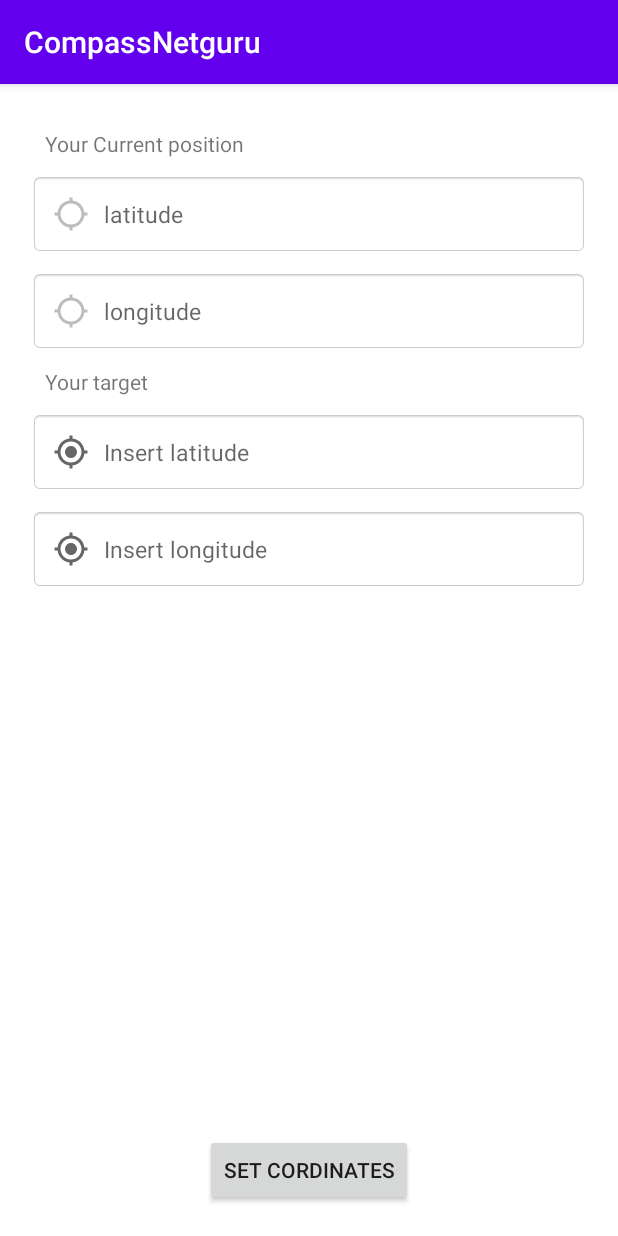
After one commit to Lukieoo/CompassNetguru, an Android app: the InsertFragment screen opened through its navigation route, on a phone screen of 412 x 824 dp. The commit adds this screen. Run offline under Robolectric (Android 15) with nearby library versions, the phone set to English and light mode, and no system bars; our stand-ins replace Dagger/Hilt's generated code; libraries missing offline, so code that uses them is left out: androidx.hilt.lifecycle.

Commit message:
Coordinates added

```diff
--- a/app/src/main/AndroidManifest.xml
+++ b/app/src/main/AndroidManifest.xml
@@ -1,6 +1,9 @@
 <?xml version="1.0" encoding="utf-8"?>
 <manifest xmlns:android="http://schemas.android.com/apk/res/android"
     package="com.lukieoo.compassnetguru">
+
+    <uses-permission android:name="android.permission.ACCESS_COARSE_LOCATION"/>
+    <uses-permission android:name="android.permission.ACCESS_FINE_LOCATION"/>
 
     <application
         android:name=".MyApplication"
--- /dev/null
+++ b/app/src/main/java/com/lukieoo/compassnetguru/fragment/InsertFragment.kt
@@ -0,0 +1,61 @@
+package com.lukieoo.compassnetguru.fragment
+
+import android.os.Bundle
+import android.text.Editable
+import android.view.View
+import androidx.fragment.app.Fragment
+import androidx.lifecycle.Observer
+import androidx.lifecycle.ViewModelProvider
+import androidx.navigation.NavController
+import androidx.navigation.Navigation
+import com.lukieoo.compassnetguru.MainActivity
+import com.lukieoo.compassnetguru.R
+import com.lukieoo.compassnetguru.ui.MainViewModel
+import dagger.hilt.android.AndroidEntryPoint
+import kotlinx.android.synthetic.main.fragment_insert.*
+
+@AndroidEntryPoint
+class InsertFragment constructor() : Fragment(R.layout.fragment_insert) {
+
+    lateinit var navController: NavController
+
+    lateinit var viewModel: MainViewModel
+
+    override fun onViewCreated(view: View, savedInstanceState: Bundle?) {
+        super.onViewCreated(view, savedInstanceState)
+
+        initViewModel()
+
+        btnSetCoordinates.setOnClickListener {
+            navController = Navigation.findNavController(it)
+            navController!!.navigate(R.id.action_insertFragment_to_mainFragment)
+        }
+    }
+
+    private fun initViewModel() {
+        viewModel = ViewModelProvider(requireActivity()).get(MainViewModel::class.java)
+        println("Cordinate  ")
+        activity?.let {
+            viewModel.getCoordinates().observe(it, Observer {
+                println("Cordinate  ${it.longitude}  :  ${it.latitude}")
+//                requireActivity().runOnUiThread(Runnable {
+                if (it.latitude != null && it.longitude != null) {
+                    if (latitudeCurrent != null &&longitudeCurrent !=null) {
+                        latitudeCurrent.text = it.latitude.toString().toEditable()
+                        longitudeCurrent.text = it.longitude.toString().toEditable()
+                    }
+
+                }
+            })
+
+
+        }
+    }
+
+    override fun onPause() {
+        super.onPause()
+        viewModel.getCoordinates().removeObservers (this)
+    }
+
+    fun String.toEditable(): Editable = Editable.Factory.getInstance().newEditable(this)
+}
--- a/app/src/main/java/com/lukieoo/compassnetguru/fragment/MainFragment.kt
+++ b/app/src/main/java/com/lukieoo/compassnetguru/fragment/MainFragment.kt
@@ -1,13 +1,26 @@
 package com.lukieoo.compassnetguru.fragment
 
+import android.Manifest
+import android.content.pm.PackageManager
+import android.os.Build
 import android.os.Bundle
 import android.view.View
+import android.widget.Toast
+import androidx.core.content.PermissionChecker.checkCallingOrSelfPermission
 import androidx.fragment.app.Fragment
+import androidx.lifecycle.Observer
+import androidx.lifecycle.ViewModelProvider
+import androidx.navigation.NavController
+import androidx.navigation.Navigation
 import com.lukieoo.compassnetguru.R
+import com.lukieoo.compassnetguru.ui.MainViewModel
 import com.lukieoo.compassnetguru.utils.Compass
+import com.lukieoo.compassnetguru.utils.Localization
 import dagger.hilt.android.AndroidEntryPoint
 import kotlinx.android.synthetic.main.fragment_main.*
 import javax.inject.Inject
+
+private const val PERMISSION_REQUEST = 10
 
 @AndroidEntryPoint
 class MainFragment constructor() : Fragment(R.layout.fragment_main) {
@@ -15,12 +28,107 @@ class MainFragment constructor() : Fragment(R.layout.fragment_main) {
     @Inject
     lateinit var compass: Compass
 
+    @Inject
+    lateinit var localization: Localization
+
+    lateinit var navController: NavController
+
+    private var permissions = arrayOf(
+        Manifest.permission.ACCESS_FINE_LOCATION,
+        Manifest.permission.ACCESS_COARSE_LOCATION
+    )
+
+    lateinit var viewModel: MainViewModel
+
     override fun onViewCreated(view: View, savedInstanceState: Bundle?) {
         super.onViewCreated(view, savedInstanceState)
 
+        initCompass()
+
+        initViewModel()
+
+        initLocalization()
+
+        btnCoordinates.setOnClickListener {
+            navController = Navigation.findNavController(it)
+            navController!!.navigate(R.id.action_mainFragment_to_insertFragment)
+        }
+
+    }
+
+    private fun initViewModel() {
+        viewModel = ViewModelProvider(requireActivity()).get(MainViewModel::class.java)
+
+        activity?.let {
+            viewModel.getCoordinates().observe(it, Observer {
+
+            })
+        }
+    }
+
+    private fun initCompass() {
         compass.setImageViewCompass(imageViewCompass = imageViewCompass)
         compass.setDegreeTitle(degreeTitle = degreeTitle)
+    }
 
+    private fun initLocalization() {
+
+
+        if (Build.VERSION.SDK_INT >= Build.VERSION_CODES.M) {
+            if (checkPermission(permissions)) {
+                localization!!.setListenerLocationUpdates(viewModel)
+            } else {
+                requestPermissions(permissions, PERMISSION_REQUEST)
+            }
+        }
+    }
+
+    private fun checkPermission(permissionArray: Array<String>): Boolean {
+        var allSuccess = true
+        for (i in permissionArray.indices) {
+            if (context?.let {
+                    checkCallingOrSelfPermission(
+                        it,
+                        permissionArray[i]
+                    )
+                } == PackageManager.PERMISSION_DENIED)
+                allSuccess = false
+        }
+        return allSuccess
+    }
+
+    override fun onRequestPermissionsResult(
+        requestCode: Int,
+        permissions: Array<out String>,
+        grantResults: IntArray
+    ) {
+        super.onRequestPermissionsResult(requestCode, permissions, grantResults)
+        if (requestCode == PERMISSION_REQUEST) {
+            var allSuccess = true
+            for (i in permissions.indices) {
+                if (grantResults[i] == PackageManager.PERMISSION_DENIED) {
+                    allSuccess = false
+                    val requestAgain =
+                        Build.VERSION.SDK_INT >= Build.VERSION_CODES.M && shouldShowRequestPermissionRationale(
+                            permissions[i]
+                        )
+                    if (requestAgain) {
+                        Toast.makeText(activity, "Permission denied", Toast.LENGTH_SHORT).show()
+                    } else {
+                        Toast.makeText(
+                            activity,
+                            "Go to settings and enable the permission",
+                            Toast.LENGTH_SHORT
+                        ).show()
+                    }
+                }
+            }
+            if (allSuccess) {
+                localization!!.setListenerLocationUpdates(viewModel)
+            }
+
+
+        }
     }
 
     override fun onResume() {
--- a/app/src/main/java/com/lukieoo/compassnetguru/fragment/MainFragmentFactory.kt
+++ b/app/src/main/java/com/lukieoo/compassnetguru/fragment/MainFragmentFactory.kt
@@ -18,7 +18,10 @@ constructor(
                 val fragment = MainFragment()
                 fragment
             }
-
+            InsertFragment::class.java.name -> {
+                val fragment = InsertFragment()
+                fragment
+            }
             else -> super.instantiate(classLoader, className)
         }
     }
--- /dev/null
+++ b/app/src/main/java/com/lukieoo/compassnetguru/ui/MainViewModel.kt
@@ -0,0 +1,41 @@
+package com.lukieoo.compassnetguru.ui
+
+import androidx.hilt.lifecycle.ViewModelInject
+import androidx.lifecycle.LiveData
+import androidx.lifecycle.MutableLiveData
+import androidx.lifecycle.ViewModel
+import androidx.lifecycle.viewModelScope
+import com.lukieoo.compassnetguru.model.Coordinates
+import kotlinx.coroutines.ExperimentalCoroutinesApi
+import kotlinx.coroutines.launch
+
+
+@ExperimentalCoroutinesApi
+class MainViewModel
+@ViewModelInject
+constructor() : ViewModel() {
+
+    private lateinit var coordinates: MutableLiveData<Coordinates>
+
+    init {
+        println(getCoordinates().value)
+    }
+
+    open fun getCoordinates(): MutableLiveData<Coordinates> {
+        if (!this::coordinates.isInitialized) {
+            coordinates = MutableLiveData<Coordinates>()
+        }
+        if (coordinates == null) {
+            coordinates = MutableLiveData<Coordinates>()
+        }
+        return coordinates
+    }
+
+    open fun setCoordinates(coord: Coordinates) {
+        viewModelScope.launch {
+            coordinates.value = coord
+        }
+    }
+
+
+}
--- /dev/null
+++ b/app/src/main/java/com/lukieoo/compassnetguru/utils/Localization.kt
@@ -0,0 +1,62 @@
+package com.lukieoo.compassnetguru.utils
+
+import android.Manifest
+import android.annotation.SuppressLint
+import android.content.Context
+import android.content.pm.PackageManager
+import android.location.Location
+import android.location.LocationListener
+import android.location.LocationManager
+import android.os.Build
+import android.os.Bundle
+import android.widget.Toast
+import androidx.appcompat.app.AppCompatActivity
+import androidx.lifecycle.Observer
+import com.lukieoo.compassnetguru.model.Coordinates
+import com.lukieoo.compassnetguru.ui.MainViewModel
+
+
+class Localization(private val context: Context) {
+
+
+    private var locationManager: LocationManager? = null
+    private var viewModel: MainViewModel? = null
+
+    private var permissions = arrayOf(
+        Manifest.permission.ACCESS_FINE_LOCATION,
+        Manifest.permission.ACCESS_COARSE_LOCATION
+    )
+
+    private val locationListener: LocationListener = object : LocationListener {
+        override fun onLocationChanged(location: Location) {
+
+            viewModel!!.setCoordinates(Coordinates(latitude =location.longitude,longitude = location.latitude ))
+
+        }
+
+        override fun onStatusChanged(provider: String, status: Int, extras: Bundle) {}
+        override fun onProviderEnabled(provider: String) {}
+        override fun onProviderDisabled(provider: String) {}
+    }
+
+    init {
+
+        locationManager =
+            context.getSystemService(AppCompatActivity.LOCATION_SERVICE) as LocationManager?
+
+    }
+
+    @SuppressLint("MissingPermission")
+    open fun setListenerLocationUpdates(viewModel: MainViewModel) {
+        this.viewModel = viewModel
+        locationManager?.requestLocationUpdates(
+            LocationManager.NETWORK_PROVIDER,
+            0L,
+            0f,
+            locationListener
+        )
+
+    }
+
+
+}
--- /dev/null
+++ b/app/src/main/res/drawable/ic_loaction_your.xml
@@ -0,0 +1,10 @@
+<vector xmlns:android="http://schemas.android.com/apk/res/android"
+    android:width="24dp"
+    android:height="24dp"
+    android:viewportWidth="24"
+    android:viewportHeight="24"
+    android:tint="?attr/colorControlNormal">
+  <path
+      android:fillColor="@android:color/white"
+      android:pathData="M20.94,11c-0.46,-4.17 -3.77,-7.48 -7.94,-7.94V1h-2v2.06C6.83,3.52 3.52,6.83 3.06,11H1v2h2.06c0.46,4.17 3.77,7.48 7.94,7.94V23h2v-2.06c4.17,-0.46 7.48,-3.77 7.94,-7.94H23v-2h-2.06zM12,19c-3.87,0 -7,-3.13 -7,-7s3.13,-7 7,-7 7,3.13 7,7 -3.13,7 -7,7z"/>
+</vector>
--- /dev/null
+++ b/app/src/main/res/drawable/ic_location.xml
@@ -0,0 +1,10 @@
+<vector xmlns:android="http://schemas.android.com/apk/res/android"
+    android:width="24dp"
+    android:height="24dp"
+    android:viewportWidth="24"
+    android:viewportHeight="24"
+    android:tint="?attr/colorControlNormal">
+  <path
+      android:fillColor="@android:color/white"
+      android:pathData="M12,8c-2.21,0 -4,1.79 -4,4s1.79,4 4,4 4,-1.79 4,-4 -1.79,-4 -4,-4zM20.94,11c-0.46,-4.17 -3.77,-7.48 -7.94,-7.94L13,1h-2v2.06C6.83,3.52 3.52,6.83 3.06,11L1,11v2h2.06c0.46,4.17 3.77,7.48 7.94,7.94L11,23h2v-2.06c4.17,-0.46 7.48,-3.77 7.94,-7.94L23,13v-2h-2.06zM12,19c-3.87,0 -7,-3.13 -7,-7s3.13,-7 7,-7 7,3.13 7,7 -3.13,7 -7,7z"/>
+</vector>
--- /dev/null
+++ b/app/src/main/res/layout/fragment_insert.xml
@@ -0,0 +1,80 @@
+<RelativeLayout xmlns:android="http://schemas.android.com/apk/res/android"
+    android:layout_width="match_parent"
+    android:layout_height="match_parent"
+    android:background="#fff"
+    android:padding="20dp">
+
+    <TextView
+        android:id="@+id/current"
+        android:layout_width="wrap_content"
+        android:layout_height="wrap_content"
+        android:padding="10dp"
+        android:text="Your Current position" />
+
+    <com.google.android.material.textfield.TextInputEditText
+        android:id="@+id/latitudeCurrent"
+        style="@style/MyEditTextStyle"
+        android:layout_width="match_parent"
+        android:layout_height="wrap_content"
+        android:layout_below="@+id/current"
+        android:drawableLeft="@drawable/ic_loaction_your"
+        android:drawablePadding="10dip"
+        android:hint="latitude"
+        android:enabled="false"
+        android:inputType="none" />
+
+    <com.google.android.material.textfield.TextInputEditText
+
+        android:id="@+id/longitudeCurrent"
+        style="@style/MyEditTextStyle"
+        android:layout_width="match_parent"
+        android:layout_height="wrap_content"
+        android:layout_below="@id/latitudeCurrent"
+        android:layout_marginTop="10dp"
+        android:drawableLeft="@drawable/ic_loaction_your"
+        android:drawablePadding="10dip"
+        android:hint="longitude"
+        android:enabled="false"
+        android:inputType="none" />
+
+    <TextView
+        android:id="@+id/target"
+        android:layout_width="wrap_content"
+        android:layout_height="wrap_content"
+        android:layout_below="@id/longitudeCurrent"
+        android:padding="10dp"
+        android:text="Your target" />
+
+    <com.google.android.material.textfield.TextInputEditText
+        android:id="@+id/latitude"
+        style="@style/MyEditTextStyle"
+        android:layout_width="match_parent"
+        android:layout_height="wrap_content"
+        android:layout_below="@+id/target"
+        android:drawableLeft="@drawable/ic_location"
+        android:drawablePadding="10dip"
+        android:hint="Insert latitude "
+        android:inputType="numberDecimal|numberSigned" />
+
+    <com.google.android.material.textfield.TextInputEditText
+        android:id="@+id/longitude"
+        style="@style/MyEditTextStyle"
+        android:layout_width="match_parent"
+        android:layout_height="wrap_content"
+        android:layout_below="@id/latitude"
+        android:layout_marginTop="10dp"
+        android:drawableLeft="@drawable/ic_location"
+        android:drawablePadding="10dip"
+        android:hint="Insert longitude"
+        android:inputType="numberDecimal|numberSigned" />
+
+    <androidx.appcompat.widget.AppCompatButton
+
+        android:id="@+id/btnSetCoordinates"
+        android:layout_width="wrap_content"
+        android:layout_height="wrap_content"
+        android:layout_alignParentBottom="true"
+        android:layout_centerHorizontal="true"
+        android:text="Set Cordinates" />
+
+</RelativeLayout>
--- a/app/src/main/res/navigation/main_nav.xml
+++ b/app/src/main/res/navigation/main_nav.xml
@@ -8,6 +8,19 @@
     <fragment
         android:id="@+id/mainFragment"
         android:name="com.lukieoo.compassnetguru.fragment.MainFragment"
-        android:label="MainFragment" />
+        android:label="MainFragment" >
+        <action
+            android:id="@+id/action_mainFragment_to_insertFragment"
+            app:destination="@id/insertFragment" />
+    </fragment>
+
+    <fragment
+        android:id="@+id/insertFragment"
+        android:name="com.lukieoo.compassnetguru.fragment.InsertFragment"
+        android:label="InsertFragment" >
+        <action
+            android:id="@+id/action_insertFragment_to_mainFragment"
+            app:destination="@id/mainFragment" />
+    </fragment>
 
 </navigation>
--- a/app/src/main/res/values/styles.xml
+++ b/app/src/main/res/values/styles.xml
@@ -7,4 +7,12 @@
         <item name="colorAccent">@color/colorAccent</item>
     </style>
 
+    <style name="MyEditTextStyle" parent="android:Widget.EditText">
+        <item name="android:textColor">#400000</item>
+        <item name="android:padding">15dp</item>
+
+        <item name="android:background">@android:drawable/editbox_background_normal</item>
+        <item name="android:textSize">15sp</item>
+    </style>
+
 </resources>
```
Also changed, not shown: app/build.gradle (+8 -2 lines), app/src/main/java/com/lukieoo/compassnetguru/di/LocalizationModule.kt (added, +21 -0 lines), app/src/main/java/com/lukieoo/compassnetguru/model/Coordinates.kt (added, +10 -0 lines), app/src/main/java/com/lukieoo/compassnetguru/utils/Compass.kt (+7 -0 lines), app/src/main/res/layout/fragment_main.xml (+10 -0 lines).
